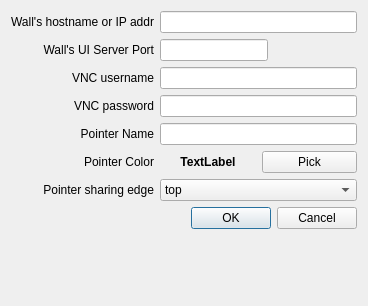
Qt form src/uiclient/sn_pointerui_conndialog.ui (sungwonnam/SAGENext) before a commit.
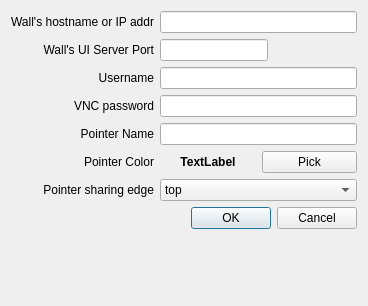
The same form after that commit.

Commit message: Minor bug fix for Mac OS X Lion

The edit to the form file:
```diff
--- a/src/uiclient/sn_pointerui_conndialog.ui
+++ b/src/uiclient/sn_pointerui_conndialog.ui
@@ -69,7 +69,7 @@
    <item row="2" column="0">
     <widget class="QLabel" name="lbl_vncusername">
      <property name="text">
-      <string>VNC username</string>
+      <string>Username</string>
      </property>
      <property name="alignment">
       <set>Qt::AlignRight|Qt::AlignTrailing|Qt::AlignVCenter</set>
```
The commit also changes 1 other file.
